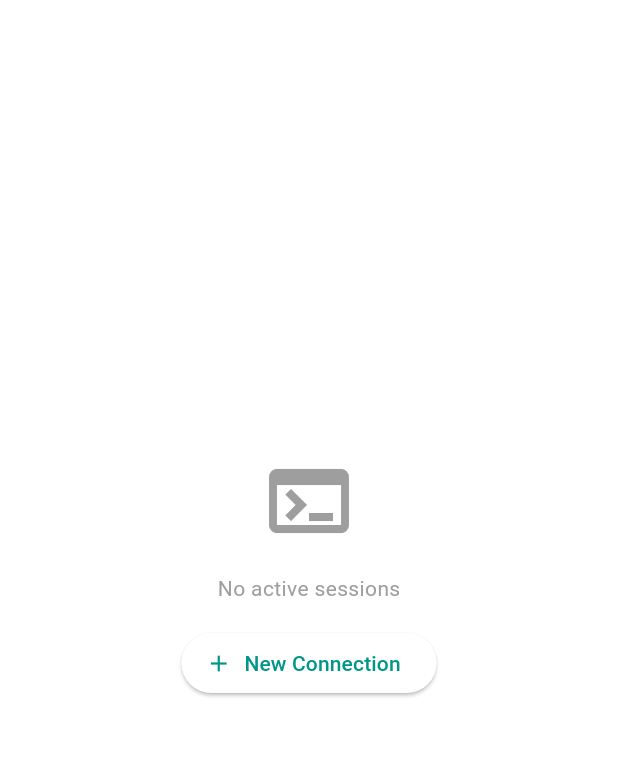
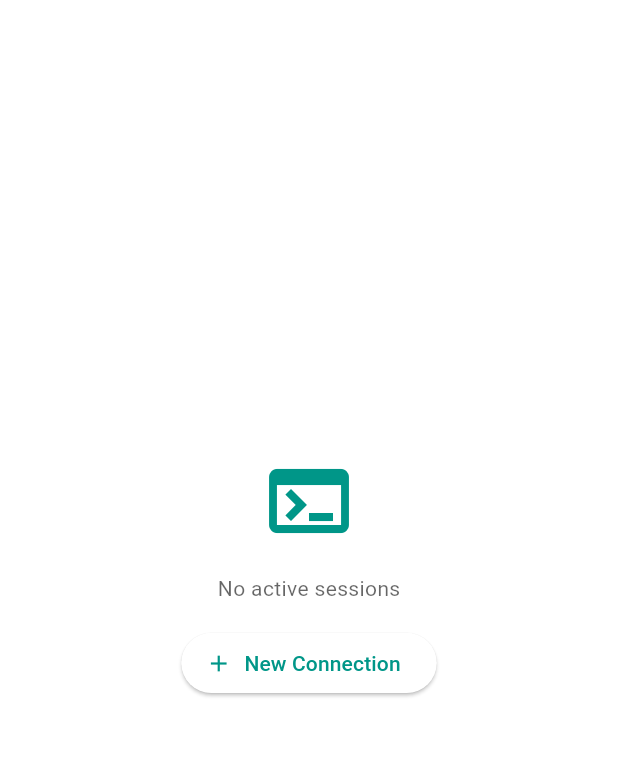
Before and after one commit to Inokinoki/picshell, a Flutter app: the screen it shows after launch, on a phone screen of 412 x 824 dp, the part 84-841 px from its top. Run offline on Flutter 3.47's test engine with Material 3 defaults, Android fonts, the phone set to English and light mode, and no system bars; our stand-ins replace file_picker, flutter_keyboard_visibility, flutter_riverpod, go_router, hive, hive_flutter; missing offline and left inert: dartssh2; accounts and stored records are empty.

Commit message:
fix: use theme-aware colors for empty state

```diff
--- a/lib/screens/home/home_screen.dart
+++ b/lib/screens/home/home_screen.dart
@@ -69,11 +69,19 @@ class HomeScreen extends ConsumerWidget {
               child: Column(
                 mainAxisSize: MainAxisSize.min,
                 children: [
-                  const Icon(Icons.terminal, size: 64, color: Colors.grey),
+                  Icon(
+                    Icons.terminal,
+                    size: 64,
+                    color: Theme.of(context).colorScheme.primary,
+                  ),
                   const SizedBox(height: 16),
-                  const Text(
+                  Text(
                     'No active sessions',
-                    style: TextStyle(color: Colors.grey),
+                    style: TextStyle(
+                      color: Theme.of(
+                        context,
+                      ).colorScheme.onSurface.withValues(alpha: 0.6),
+                    ),
                   ),
                   const SizedBox(height: 16),
                   ElevatedButton.icon(
```
Also changed, not shown: output/screenshot.png (added), 1 other file.
